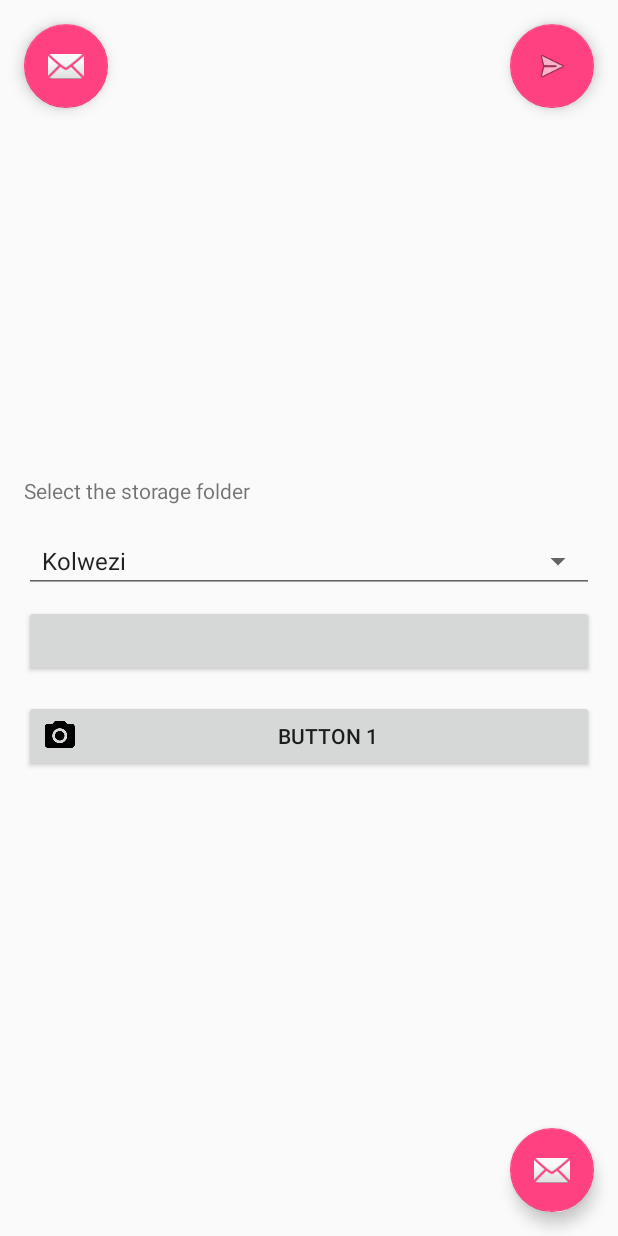
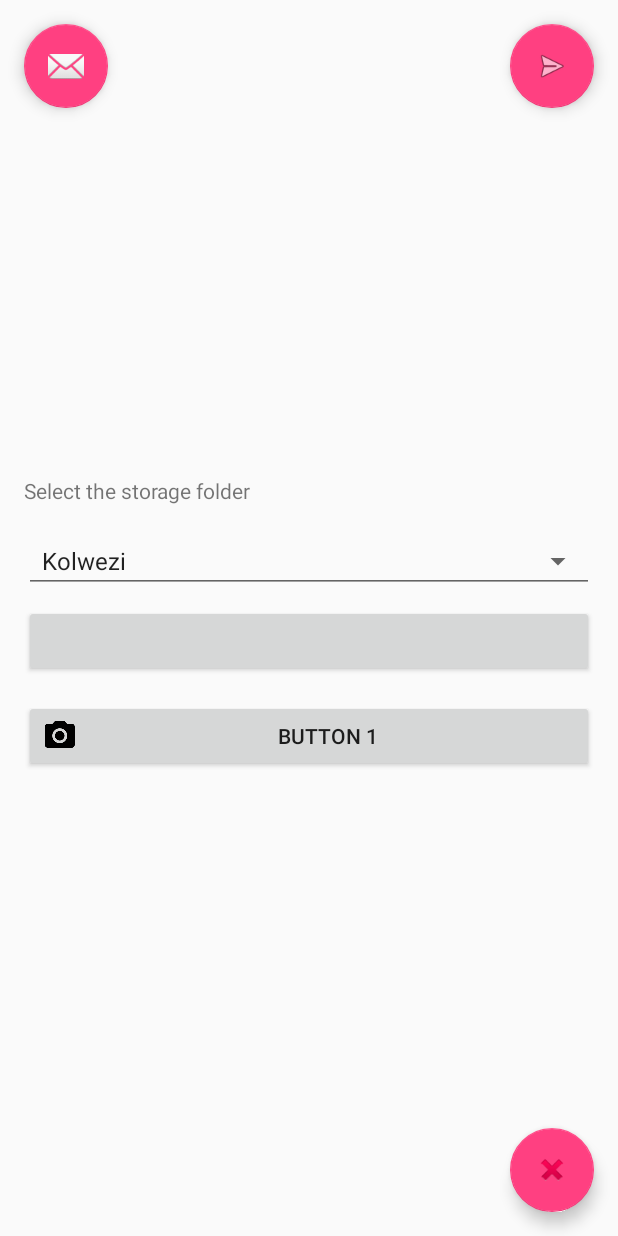
Before and after one commit to JLesuperb/Temp, an Android app: the HomeActivity screen opened directly, with no data from a screen before it, on a phone screen of 412 x 824 dp. Run offline under Robolectric (Android 15) with nearby library versions, the phone set to English and light mode, and no system bars.

Commit message:
Office edit

```diff
--- a/app/src/main/res/layout/activity_home.xml
+++ b/app/src/main/res/layout/activity_home.xml
@@ -70,11 +70,12 @@
     </android.support.constraint.ConstraintLayout>
 
     <android.support.design.widget.FloatingActionButton
+        android:id="@+id/btnLogout"
         android:layout_width="wrap_content"
         android:layout_height="wrap_content"
         android:layout_gravity="bottom|end"
         android:layout_margin="@dimen/fab_margin"
-        app:srcCompat="@android:drawable/ic_dialog_email" />
+        app:srcCompat="@android:drawable/ic_delete" />
 
 </android.support.design.widget.CoordinatorLayout>
 <!--
```
Also changed, not shown: app/src/main/java/com/tutorials/camera/data/LocalData.java (+8 -1 lines), app/src/main/java/com/tutorials/camera/ui/activities/HomeActivity.java (+11 -0 lines).
